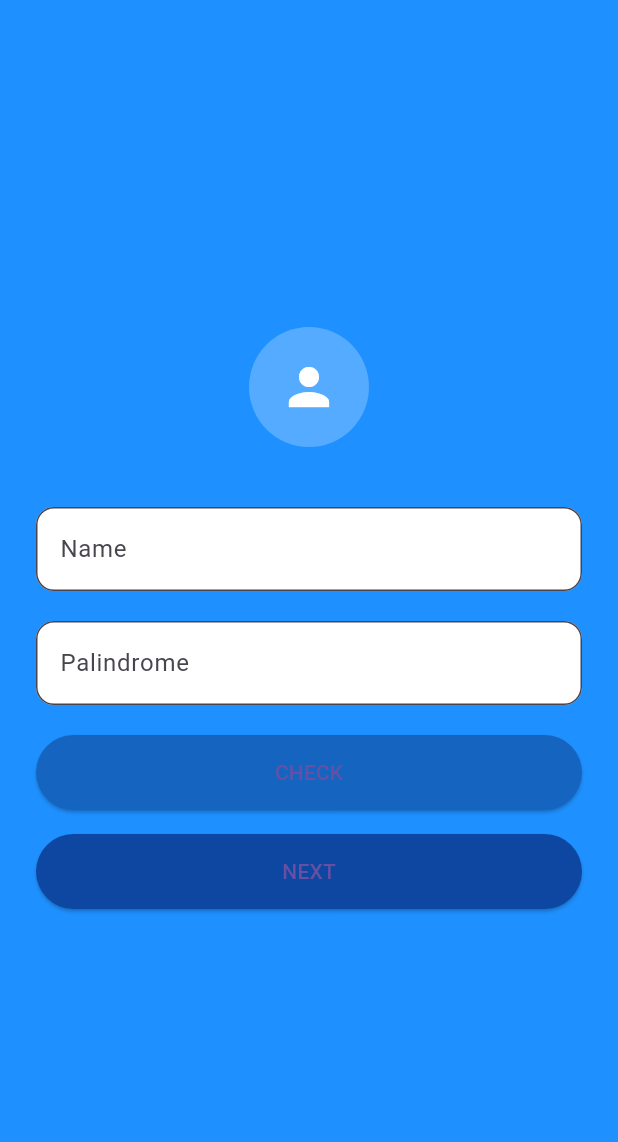
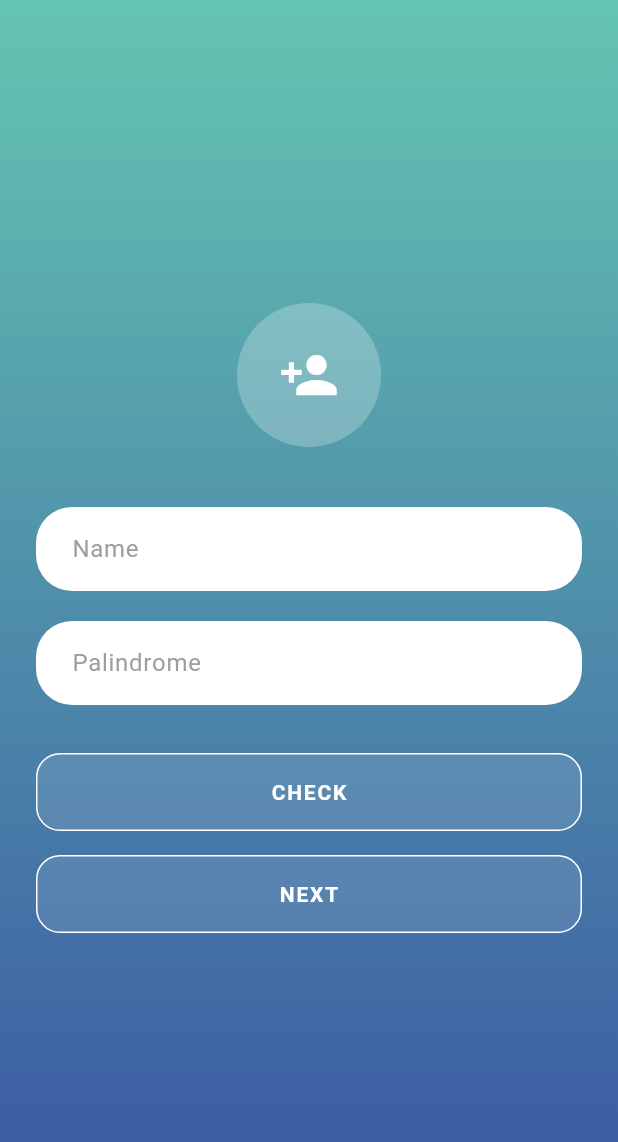
Before and after one commit to Pwagaga/test-mobile, a Flutter app: the screen it shows after launch, on a phone screen of 412 x 824 dp. Shown: the top 1142 px of the screen. Run offline on Flutter 3.47's test engine with Material 3 defaults, Android fonts, the phone set to English and light mode, and no system bars; our stand-ins replace get.

Commit message:
update screen

```diff
--- a/lib/views/first_screen.dart
+++ b/lib/views/first_screen.dart
@@ -12,8 +12,15 @@ class FirstScreen extends StatelessWidget {
     final palindromeController = TextEditingController();
 
     return Scaffold(
-      backgroundColor: const Color(0xFF1E90FF),
-      body: SafeArea(
+      body: Container(
+        decoration: const BoxDecoration(
+          gradient: LinearGradient(
+            colors: [Color(0xFF64C5B1), Color(0xFF3955A3)],
+            begin: Alignment.topCenter,
+            end: Alignment.bottomCenter,
+          ),
+        ),
+        child: SafeArea(
           child: Center(
             child: Padding(
               padding: const EdgeInsets.all(24.0),
@@ -21,9 +28,9 @@ class FirstScreen extends StatelessWidget {
                 mainAxisAlignment: MainAxisAlignment.center,
                 children: [
                   const CircleAvatar(
-                  radius: 40,
+                    radius: 48,
                     backgroundColor: Colors.white24,
-                  child: Icon(Icons.person, size: 40, color: Colors.white),
+                    child: Icon(Icons.person_add, size: 40, color: Colors.white),
                   ),
                   const SizedBox(height: 40),
 
@@ -32,10 +39,13 @@ class FirstScreen extends StatelessWidget {
                     controller: nameController,
                     decoration: InputDecoration(
                       hintText: 'Name',
+                      hintStyle: const TextStyle(color: Colors.grey),
+                      filled: true,
                       fillColor: Colors.white,
-                    filled: true,
+                      contentPadding: const EdgeInsets.symmetric(horizontal: 20, vertical: 16),
                       border: OutlineInputBorder(
-                      borderRadius: BorderRadius.circular(12),
+                        borderRadius: BorderRadius.circular(24),
+                        borderSide: BorderSide.none,
                       ),
                     ),
                   ),
@@ -46,20 +56,30 @@ class FirstScreen extends StatelessWidget {
                     controller: palindromeController,
                     decoration: InputDecoration(
                       hintText: 'Palindrome',
+                      hintStyle: const TextStyle(color: Colors.grey),
+                      filled: true,
                       fillColor: Colors.white,
-                    filled: true,
+                      contentPadding: const EdgeInsets.symmetric(horizontal: 20, vertical: 16),
                       border: OutlineInputBorder(
-                      borderRadius: BorderRadius.circular(12),
+                        borderRadius: BorderRadius.circular(24),
+                        borderSide: BorderSide.none,
                       ),
                     ),
                   ),
-                const SizedBox(height: 20),
+                  const SizedBox(height: 32),
 
-                // Tombol Cek
-                ElevatedButton(
+                  // Tombol Check
+                  SizedBox(
+                    width: double.infinity,
+                    child: ElevatedButton(
                       style: ElevatedButton.styleFrom(
-                    backgroundColor: Colors.blue[800],
-                    minimumSize: const Size.fromHeight(50),
+                        elevation: 0,
+                        backgroundColor: Colors.white.withOpacity(0.1),
+                        shape: RoundedRectangleBorder(
+                          borderRadius: BorderRadius.circular(16),
+                          side: const BorderSide(color: Colors.white, width: 1),
+                        ),
+                        padding: const EdgeInsets.symmetric(vertical: 16),
                       ),
                       onPressed: () {
                         final text = palindromeController.text.trim();
@@ -67,9 +87,7 @@ class FirstScreen extends StatelessWidget {
 
                         Get.dialog(AlertDialog(
                           title: const Text("Hasil"),
-                      content: Text(isPalindrome
-                          ? "isPalindrome"
-                          : "bukan palindrom"),
+                          content: Text(isPalindrome ? "isPalindrome" : "bukan palindrom"),
                           actions: [
                             TextButton(
                               onPressed: () => Get.back(),
@@ -78,15 +96,30 @@ class FirstScreen extends StatelessWidget {
                           ],
                         ));
                       },
-                  child: const Text("CHECK"),
+                      child: const Text(
+                        "CHECK",
+                        style: TextStyle(
+                          fontWeight: FontWeight.bold,
+                          color: Colors.white,
+                          letterSpacing: 1.2,
+                        ),
+                      ),
+                    ),
                   ),
                   const SizedBox(height: 16),
 
                   // Tombol Next
-                ElevatedButton(
+                  SizedBox(
+                    width: double.infinity,
+                    child: ElevatedButton(
                       style: ElevatedButton.styleFrom(
-                    backgroundColor: Colors.blue[900],
-                    minimumSize: const Size.fromHeight(50),
+                        elevation: 0,
+                        backgroundColor: Colors.white.withOpacity(0.1),
+                        shape: RoundedRectangleBorder(
+                          borderRadius: BorderRadius.circular(16),
+                          side: const BorderSide(color: Colors.white, width: 1),
+                        ),
+                        padding: const EdgeInsets.symmetric(vertical: 16),
                       ),
                       onPressed: () {
                         if (nameController.text.trim().isEmpty) {
@@ -101,9 +134,18 @@ class FirstScreen extends StatelessWidget {
 
                         Get.to(() => const SecondScreen());
                       },
-                  child: const Text("NEXT"),
+                      child: const Text(
+                        "NEXT",
+                        style: TextStyle(
+                          fontWeight: FontWeight.bold,
+                          color: Colors.white,
+                          letterSpacing: 1.2,
+                        ),
+                      ),
+                    ),
                   ),
                 ],
+              ),
             ),
           ),
         ),
```
Lines whose indentation alone changed are shown as unchanged.
